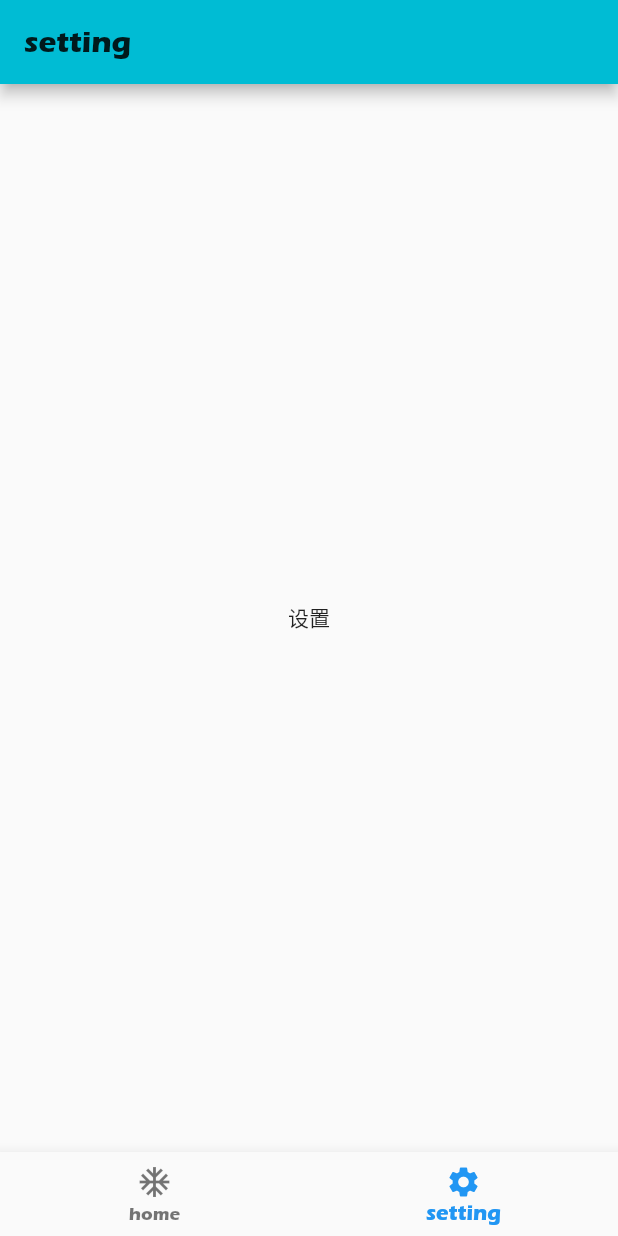
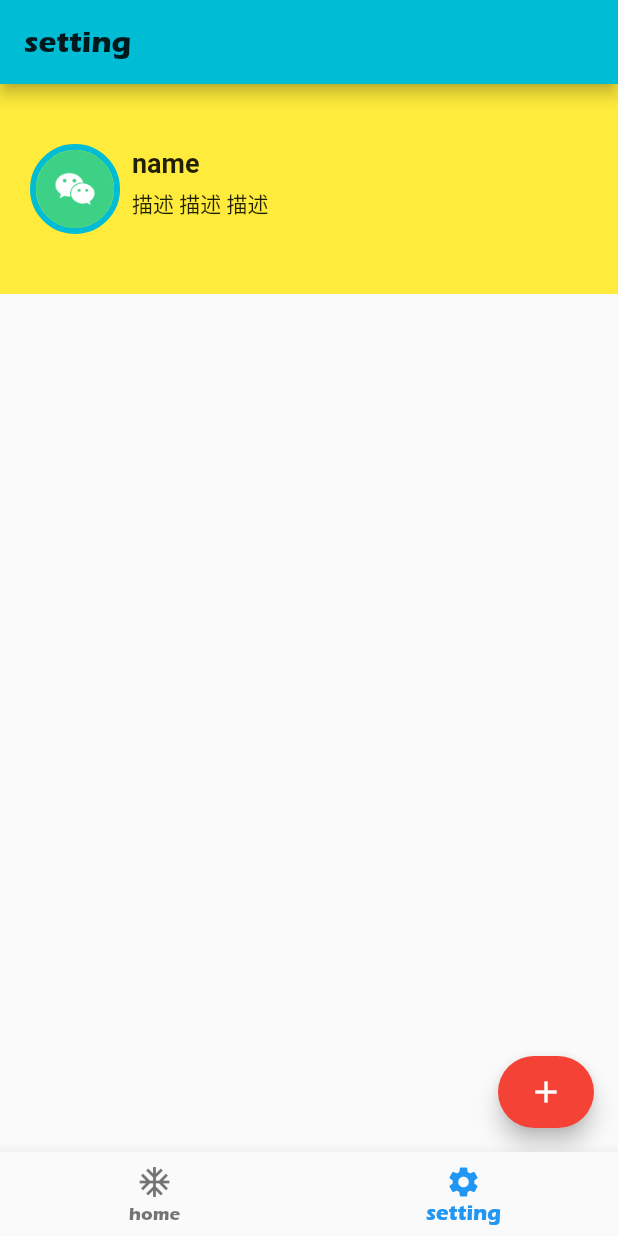
Before and after one commit to semperhhh/zhishu_card, a Flutter app: the screen it shows after launch, item 2 of the bottom bar chosen, on a phone screen of 412 x 824 dp. Run offline on Flutter 3.47's test engine with Material 2 defaults, Android fonts, the phone set to English and light mode, and no system bars; our stand-ins replace flutter_screenutil; Roboto replaces fonts that are missing (PingFangSC).

Commit message:
add 我的

```diff
--- a/lib/Home/HomeViewController.dart
+++ b/lib/Home/HomeViewController.dart
@@ -29,8 +29,8 @@ class _HomeViewControllerState extends State<HomeViewController> {
         ),
       ),
       floatingActionButtonLocation: FloatingActionButtonLocation.miniEndFloat,
-      floatingActionButton: FloatingActionButton(
-        child: Icon(Icons.add_alarm),
+      floatingActionButton: FloatingActionButton.extended(
+        label: Icon(Icons.add_alarm),
         onPressed: () {
           print("FloatingActionButton");
         },
--- a/lib/Setting/SettingViewController.dart
+++ b/lib/Setting/SettingViewController.dart
@@ -1,5 +1,24 @@
 import 'package:flutter/material.dart';
+import 'package:flutter_screenutil/flutter_screenutil.dart';
 import 'package:zhishu_card_flutter/Tools/mainTool.dart';
+import 'Views/SettingTopView.dart';
+
+// 数据共享
+class SettingInheritedWidget extends InheritedWidget {
+  final int index;
+  SettingInheritedWidget(
+      {Key key, @required Widget child, @required this.index})
+      : super(key: key, child: child);
+
+  static SettingInheritedWidget of(BuildContext context) {
+    return context.dependOnInheritedWidgetOfExactType<SettingInheritedWidget>();
+  }
+
+  @override
+  bool updateShouldNotify(SettingInheritedWidget oldWidget) {
+    return oldWidget.index != index;
+  }
+}
 
 // 设置
 class SettingViewController extends StatefulWidget {
@@ -7,9 +26,33 @@ class SettingViewController extends StatefulWidget {
   _SettingViewControllerState createState() => _SettingViewControllerState();
 }
 
-class _SettingViewControllerState extends State<SettingViewController> {
+class _SettingViewControllerState extends State<SettingViewController>
+    with AutomaticKeepAliveClientMixin {
+  int _currentIndex = 0;
+
+  @override
+  void initState() {
+    super.initState();
+  }
+
+  @override
+  void dispose() {
+    super.dispose();
+    print("settingViewController dispose");
+  }
+
   @override
   Widget build(BuildContext context) {
+    var floatingActionButton2 = FloatingActionButton.extended(
+      onPressed: () {
+        setState(() {
+          _currentIndex += 1;
+          print("currentIndex - $widget.currentIndex");
+        });
+      },
+      label: Icon(Icons.add),
+      backgroundColor: Colors.red,
+    );
     return Scaffold(
       appBar: AppBar(
         title: Text(
@@ -17,9 +60,16 @@ class _SettingViewControllerState extends State<SettingViewController> {
           style: TextStyle(fontFamily: fontErasBold),
         ),
       ),
-      body: Center(
-        child: Text("设置"),
-      ),
+      body: SettingInheritedWidget(
+          child: Row(
+            children: [SettingTopView()],
+          ),
+          index: _currentIndex),
+      floatingActionButton: floatingActionButton2,
     );
   }
+
+  @override
+  // 混入 mixin 保存状态
+  bool get wantKeepAlive => true;
 }
--- /dev/null
+++ b/lib/Setting/Views/SettingTopView.dart
@@ -0,0 +1,62 @@
+import 'package:flutter/material.dart';
+import 'package:flutter_screenutil/flutter_screenutil.dart';
+import '../SettingViewController.dart';
+
+class SettingTopView extends StatefulWidget {
+  @override
+  _SettingTopViewState createState() => _SettingTopViewState();
+}
+
+class _SettingTopViewState extends State<SettingTopView> {
+  @override
+  Widget build(BuildContext context) {
+    var headView = Container(
+      height: 60,
+      width: 60,
+      child: Image.asset(
+        "asset/images/my_微信_icon.png",
+        height: 56,
+        width: 56,
+      ),
+      decoration: BoxDecoration(
+          shape: BoxShape.circle,
+          border: Border.all(
+            color: Colors.cyan,
+            width: 4,
+          )),
+    );
+    var nameView = Container(
+        margin: EdgeInsets.only(left: 8),
+        height: 56,
+        child: Column(
+          crossAxisAlignment: CrossAxisAlignment.start,
+          children: [
+            Text(
+              "name",
+              style: TextStyle(
+                  color: Colors.black87,
+                  fontWeight: FontWeight.w700,
+                  fontSize: 18),
+            ),
+            SizedBox(height: 6),
+            Text("描述 描述 描述 ", textAlign: TextAlign.left),
+          ],
+        ));
+    Widget content = Container(
+      color: Colors.yellow,
+      height: 140,
+      width: ScreenUtil().screenWidth,
+      padding: EdgeInsets.only(left: 20),
+      child: Row(
+        children: [headView, nameView],
+      ),
+    );
+    return content;
+  }
+
+  // 父类widget值(InheritedWidget)改变时调用
+  @override
+  void didChangeDependencies() {
+    super.didChangeDependencies();
+  }
+}
--- a/pubspec.yaml
+++ b/pubspec.yaml
@@ -47,8 +47,9 @@ flutter:
   uses-material-design: true
 
   # To add assets to your application, add an assets section, like this:
-  # assets:
-  #   - images/a_dot_burr.jpeg
+  assets:
+    - asset/images/
+    # - images/a_dot_burr.jpeg
   #   - images/a_dot_ham.jpeg
 
   # An image asset can refer to one or more resolution-specific "variants", see
```
Also changed, not shown: asset/images/2x/my_微信_icon@2x.png (added), asset/images/3x/my_微信_icon@3x.png (added), asset/images/my_微信_icon.png (added).
